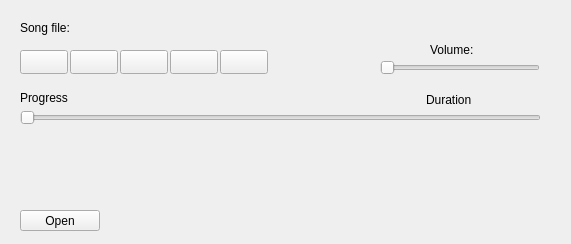
Above: Qt/MediaPlayerP_21/Widget.ui from okovtun/P_21_SP before the change. Below: the same form after it.
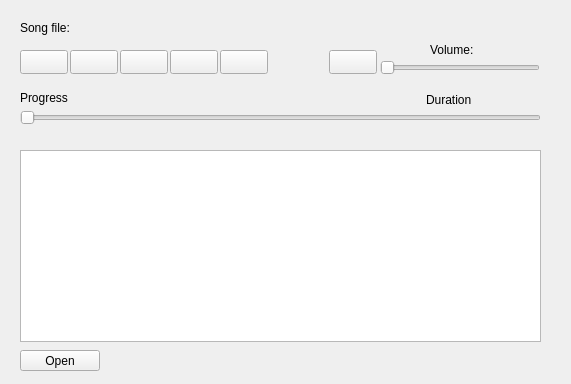
That is the form after the change. Icons and pictures are not drawn.

What changed in the file:
```diff
--- a/Qt/MediaPlayerP_21/Widget.ui
+++ b/Qt/MediaPlayerP_21/Widget.ui
@@ -7,7 +7,7 @@
     <x>0</x>
     <y>0</y>
     <width>571</width>
-    <height>244</height>
+    <height>384</height>
    </rect>
   </property>
   <property name="sizePolicy">
@@ -19,13 +19,13 @@
   <property name="minimumSize">
    <size>
     <width>571</width>
-    <height>244</height>
+    <height>384</height>
    </size>
   </property>
   <property name="maximumSize">
    <size>
     <width>571</width>
-    <height>244</height>
+    <height>384</height>
    </size>
   </property>
   <property name="windowTitle">
@@ -117,7 +117,7 @@
    <property name="geometry">
     <rect>
      <x>20</x>
-     <y>210</y>
+     <y>350</y>
      <width>80</width>
      <height>21</height>
     </rect>
@@ -170,7 +170,7 @@
     <rect>
      <x>20</x>
      <y>90</y>
-     <width>61</width>
+     <width>121</width>
      <height>16</height>
     </rect>
    </property>
@@ -191,6 +191,29 @@
     <string>Duration</string>
    </property>
   </widget>
+  <widget class="QPushButton" name="pushButtonMute">
+   <property name="geometry">
+    <rect>
+     <x>329</x>
+     <y>50</y>
+     <width>48</width>
+     <height>24</height>
+    </rect>
+   </property>
+   <property name="text">
+    <string/>
+   </property>
+  </widget>
+  <widget class="QTableView" name="tableViewPlaylist">
+   <property name="geometry">
+    <rect>
+     <x>20</x>
+     <y>150</y>
+     <width>521</width>
+     <height>192</height>
+    </rect>
+   </property>
+  </widget>
  </widget>
  <resources>
   <include location="Icons.qrc"/>
```
